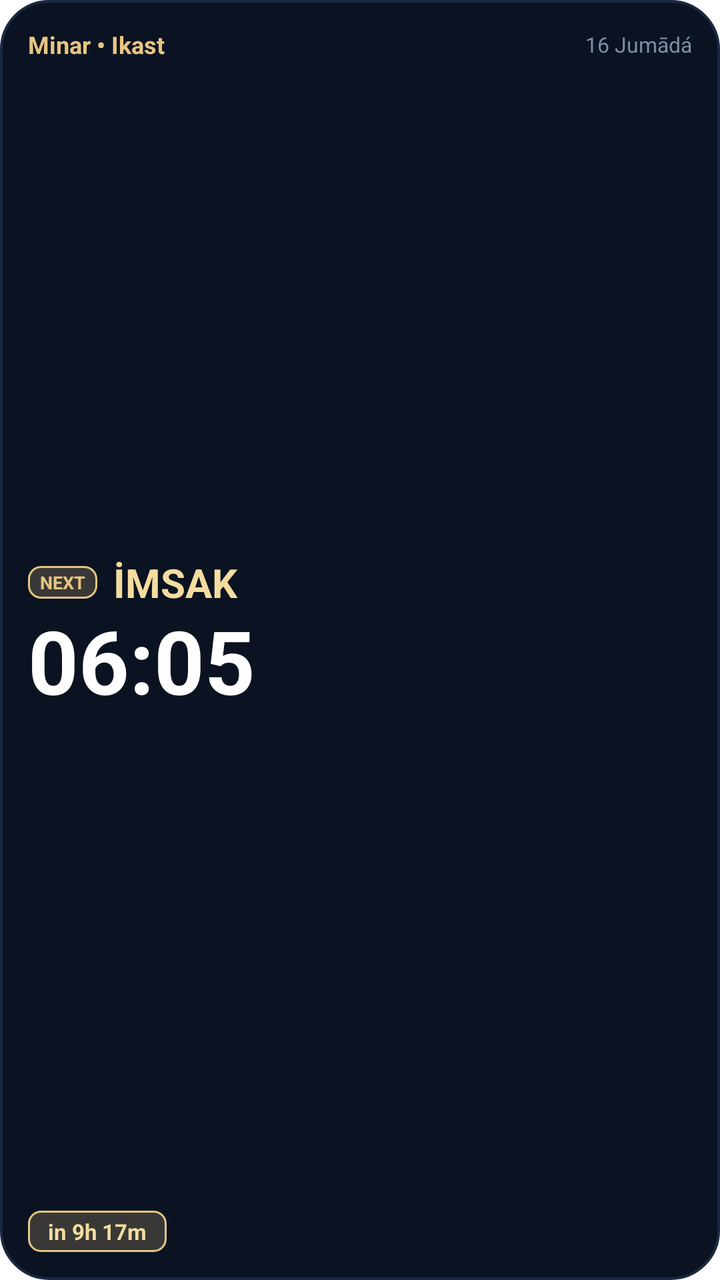
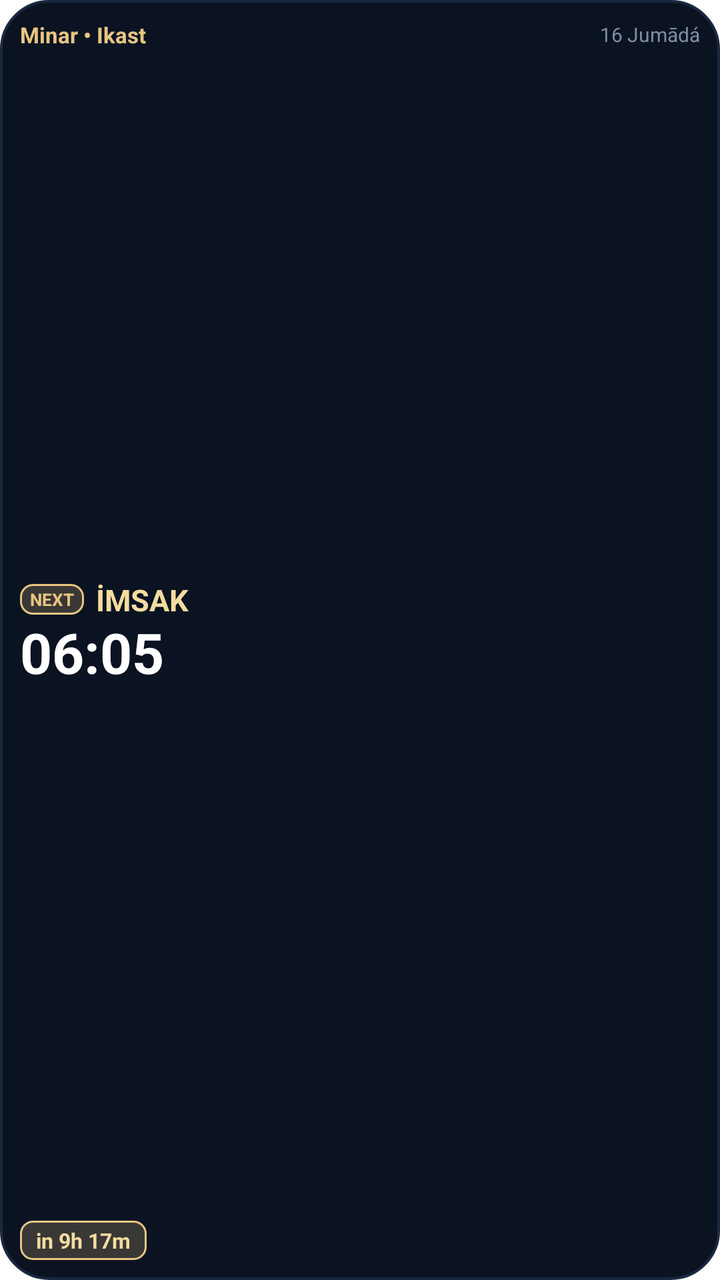

The first picture is an Android layout as it rendered before a commit; the second is the same layout after the commit. The layout source and the unified diff follow.
<!-- AndroidManifest.xml: fallback theme Theme.MaterialComponents.DayNight.NoActionBar -->
<!-- res/layout/widget_next_prayer.xml -->
<?xml version="1.0" encoding="utf-8"?>
<RelativeLayout xmlns:android="http://schemas.android.com/apk/res/android"
    android:id="@+id/widget_next_prayer_root"
    android:layout_width="match_parent"
    android:layout_height="match_parent"
    android:background="@drawable/widget_bg_midnight"
    android:padding="14dp">

    
    <LinearLayout
        android:id="@+id/widget_next_header"
        android:layout_width="match_parent"
        android:layout_height="wrap_content"
        android:layout_alignParentTop="true"
        android:gravity="center_vertical"
        android:orientation="horizontal">

        <TextView
            android:id="@+id/widget_next_city"
            android:layout_width="0dp"
            android:layout_height="wrap_content"
            android:layout_weight="1"
            android:ellipsize="end"
            android:maxLines="1"
            android:text="Minar • Ikast"
            android:textColor="#E8C582"
            android:textSize="12sp"
            android:textStyle="bold" />

        <TextView
            android:id="@+id/widget_next_hijri"
            android:layout_width="wrap_content"
            android:layout_height="wrap_content"
            android:ellipsize="end"
            android:maxLines="1"
            android:text="16 Jumādá"
            android:textColor="#7E8EA6"
            android:textSize="10.5sp" />
    </LinearLayout>

    
    <LinearLayout
        android:layout_width="match_parent"
        android:layout_height="wrap_content"
        android:layout_above="@+id/widget_next_remaining_container"
        android:layout_below="@id/widget_next_header"
        android:gravity="center_vertical"
        android:orientation="vertical">

        
        <LinearLayout
            android:layout_width="wrap_content"
            android:layout_height="wrap_content"
            android:gravity="center_vertical"
            android:orientation="horizontal">

            <TextView
                android:id="@+id/widget_next_badge"
                android:layout_width="wrap_content"
                android:layout_height="wrap_content"
                android:background="@drawable/widget_pill_gold"
                android:paddingHorizontal="6dp"
                android:paddingVertical="2dp"
                android:text="NEXT"
                android:textColor="#E8C582"
                android:textSize="9sp"
                android:textStyle="bold" />

            <TextView
                android:id="@+id/widget_next_name"
                android:layout_width="wrap_content"
                android:layout_height="wrap_content"
                android:layout_marginStart="8dp"
                android:ellipsize="end"
                android:maxLines="1"
                android:text="İMSAK"
                android:textColor="#F4DC9F"
                android:textSize="20sp"
                android:textStyle="bold" />
        </LinearLayout>

        
        <TextView
            android:id="@+id/widget_next_time"
            android:layout_width="wrap_content"
            android:layout_height="wrap_content"
            android:layout_marginTop="2dp"
            android:includeFontPadding="false"
            android:text="06:05"
            android:textColor="#FFFFFF"
            android:textSize="44sp"
            android:textStyle="bold" />
    </LinearLayout>

    
    <LinearLayout
        android:id="@+id/widget_next_remaining_container"
        android:layout_width="wrap_content"
        android:layout_height="wrap_content"
        android:layout_alignParentBottom="true"
        android:background="@drawable/widget_pill_gold"
        android:paddingHorizontal="10dp"
        android:paddingVertical="3dp">

        <TextView
            android:id="@+id/widget_next_remaining"
            android:layout_width="wrap_content"
            android:layout_height="wrap_content"
            android:text="in 9h 17m"
            android:textColor="#F4DC9F"
            android:textSize="11sp"
            android:textStyle="bold" />
    </LinearLayout>
</RelativeLayout>
<!-- resources referenced by this layout -->
<resources>
  <!-- drawable widget_bg_midnight (drawable) -->
  <?xml version="1.0" encoding="utf-8"?>
  <shape xmlns:android="http://schemas.android.com/apk/res/android"
      android:shape="rectangle">
      <solid android:color="#0B1322" />
      <stroke android:width="1.2dp" android:color="#1A2840" />
      <corners android:radius="24dp" />
  </shape>
  <!-- drawable widget_pill_gold (drawable) -->
  <?xml version="1.0" encoding="utf-8"?>
  <shape xmlns:android="http://schemas.android.com/apk/res/android"
      android:shape="rectangle">
      <solid android:color="#35E8C582" />
      <corners android:radius="6dp" />
      <stroke
          android:width="1dp"
          android:color="#E8C582" />
  </shape>
</resources>

<!-- the commit's change to res/layout/widget_next_prayer.xml (unified diff, before → after) -->
@@ -1,17 +1,17 @@
 <?xml version="1.0" encoding="utf-8"?>
-<RelativeLayout xmlns:android="http://schemas.android.com/apk/res/android"
+<LinearLayout xmlns:android="http://schemas.android.com/apk/res/android"
     android:id="@+id/widget_next_prayer_root"
     android:layout_width="match_parent"
     android:layout_height="match_parent"
     android:background="@drawable/widget_bg_midnight"
-    android:padding="14dp">
+    android:orientation="vertical"
+    android:padding="10dp">
 
     
     <LinearLayout
         android:id="@+id/widget_next_header"
         android:layout_width="match_parent"
         android:layout_height="wrap_content"
-        android:layout_alignParentTop="true"
         android:gravity="center_vertical"
         android:orientation="horizontal">
 
@@ -24,7 +24,7 @@
             android:maxLines="1"
             android:text="Minar • Ikast"
             android:textColor="#E8C582"
-            android:textSize="12sp"
+            android:textSize="11sp"
             android:textStyle="bold" />
 
         <TextView
@@ -35,80 +35,86 @@
             android:maxLines="1"
             android:text="16 Jumādá"
             android:textColor="#7E8EA6"
-            android:textSize="10.5sp" />
+            android:textSize="10sp" />
     </LinearLayout>
 
     
+    <FrameLayout
+        android:layout_width="match_parent"
+        android:layout_height="0dp"
+        android:layout_weight="1" />
+
+    
     <LinearLayout
-        android:layout_width="match_parent"
+        android:layout_width="wrap_content"
         android:layout_height="wrap_content"
-        android:layout_above="@+id/widget_next_remaining_container"
-        android:layout_below="@id/widget_next_header"
         android:gravity="center_vertical"
-        android:orientation="vertical">
+        android:orientation="horizontal">
 
-        
-        <LinearLayout
+        <TextView
+            android:id="@+id/widget_next_badge"
             android:layout_width="wrap_content"
             android:layout_height="wrap_content"
-            android:gravity="center_vertical"
-            android:orientation="horizontal">
+            android:background="@drawable/widget_pill_gold"
+            android:maxLines="1"
+            android:paddingHorizontal="5dp"
+            android:paddingVertical="1.5dp"
+            android:text="NEXT"
+            android:textColor="#E8C582"
+            android:textSize="8.5sp"
+            android:textStyle="bold" />
 
-            <TextView
-                android:id="@+id/widget_next_badge"
-                android:layout_width="wrap_content"
-                android:layout_height="wrap_content"
-                android:background="@drawable/widget_pill_gold"
-                android:paddingHorizontal="6dp"
-                android:paddingVertical="2dp"
-                android:text="NEXT"
-                android:textColor="#E8C582"
-                android:textSize="9sp"
-                android:textStyle="bold" />
-
-            <TextView
-                android:id="@+id/widget_next_name"
-                android:layout_width="wrap_content"
-                android:layout_height="wrap_content"
-                android:layout_marginStart="8dp"
-                android:ellipsize="end"
-                android:maxLines="1"
-                android:text="İMSAK"
-                android:textColor="#F4DC9F"
-                android:textSize="20sp"
-                android:textStyle="bold" />
-        </LinearLayout>
-
-        
         <TextView
-            android:id="@+id/widget_next_time"
+            android:id="@+id/widget_next_name"
             android:layout_width="wrap_content"
             android:layout_height="wrap_content"
-            android:layout_marginTop="2dp"
-            android:includeFontPadding="false"
-            android:text="06:05"
-            android:textColor="#FFFFFF"
-            android:textSize="44sp"
+            android:layout_marginStart="6dp"
+            android:ellipsize="end"
+            android:maxLines="1"
+            android:text="İMSAK"
+            android:textColor="#F4DC9F"
+            android:textSize="15sp"
             android:textStyle="bold" />
     </LinearLayout>
+
+    
+    <TextView
+        android:id="@+id/widget_next_time"
+        android:layout_width="wrap_content"
+        android:layout_height="wrap_content"
+        android:layout_marginTop="1dp"
+        android:layout_marginBottom="1dp"
+        android:gravity="start|center_vertical"
+        android:includeFontPadding="false"
+        android:maxLines="1"
+        android:text="06:05"
+        android:textColor="#FFFFFF"
+        android:textSize="28sp"
+        android:textStyle="bold" />
+
+    
+    <FrameLayout
+        android:layout_width="match_parent"
+        android:layout_height="0dp"
+        android:layout_weight="1" />
 
     
     <LinearLayout
         android:id="@+id/widget_next_remaining_container"
         android:layout_width="wrap_content"
         android:layout_height="wrap_content"
-        android:layout_alignParentBottom="true"
         android:background="@drawable/widget_pill_gold"
-        android:paddingHorizontal="10dp"
-        android:paddingVertical="3dp">
+        android:paddingHorizontal="8dp"
+        android:paddingVertical="2.5dp">
 
         <TextView
             android:id="@+id/widget_next_remaining"
             android:layout_width="wrap_content"
             android:layout_height="wrap_content"
+            android:maxLines="1"
             android:text="in 9h 17m"
             android:textColor="#F4DC9F"
-            android:textSize="11sp"
+            android:textSize="10.5sp"
             android:textStyle="bold" />
     </LinearLayout>
-</RelativeLayout>
+</LinearLayout>
